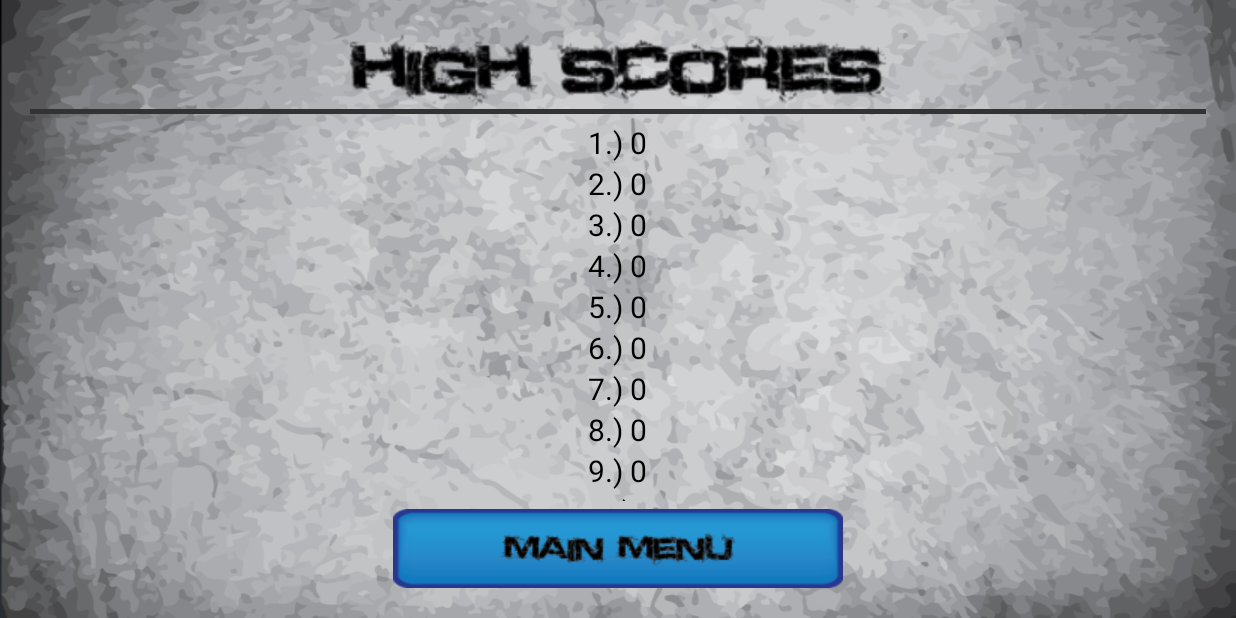
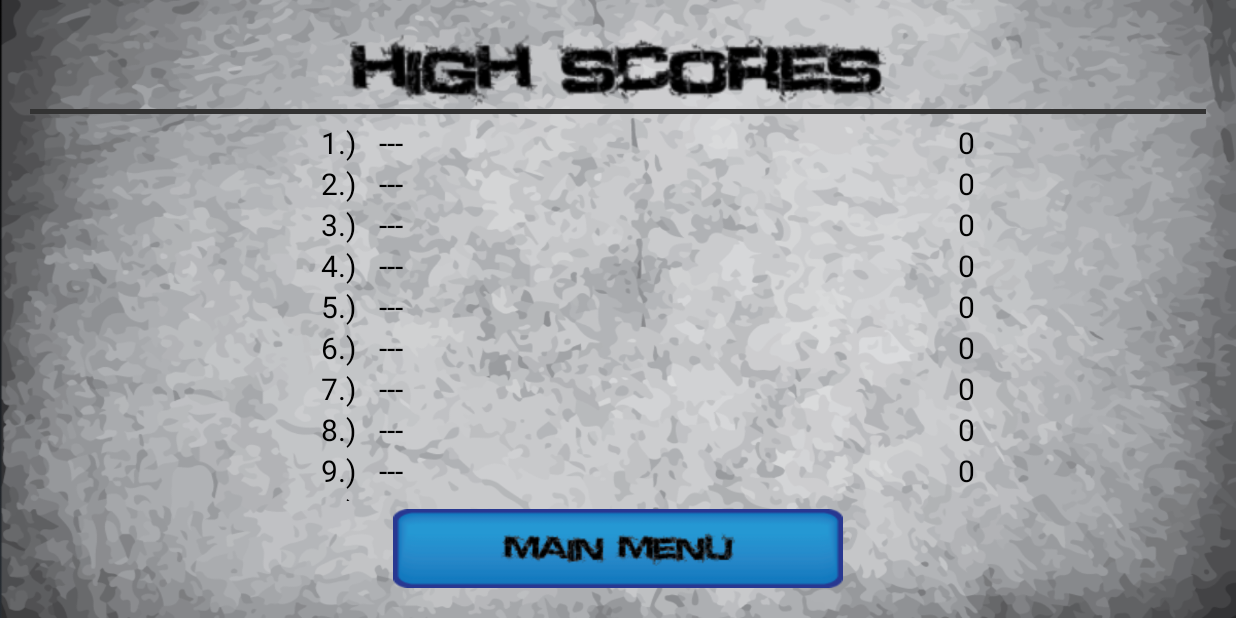
Before and after one commit to udiboy1209/Warzone, an Android app: the HighscoreActivity screen opened directly, with no data from a screen before it, on a phone screen of 824 x 412 dp (held sideways). Run offline under Robolectric (Android 15) with nearby library versions, the phone set to English and light mode, and no system bars.

Commit message:
add name field to highscore display

```diff
--- a/game/src/main/java/com/udiboy/warzone/game/HighscoreActivity.java
+++ b/game/src/main/java/com/udiboy/warzone/game/HighscoreActivity.java
@@ -50,7 +50,10 @@ public class HighscoreActivity extends Activity {
                 LinearLayout list = (LinearLayout) findViewById(R.id.highscores);
 
                 for (int i = 0; i < 10; i++) {
-                    ((TextView) (list.getChildAt(i))).setText((i + 1) + ".) " + getScore(0));
+                    LinearLayout hsContainer = (LinearLayout)list.getChildAt(i);
+                    ((TextView)hsContainer.findViewById(R.id.hs_score)).setText(""+getScore(i));
+                    ((TextView)hsContainer.findViewById(R.id.hs_name)).setText(getName(i));
+                    ((TextView)hsContainer.findViewById(R.id.hs_index)).setText((i+1)+".)");
                 }
                 break;
             case ACTION_SAVE:
@@ -75,19 +78,6 @@ public class HighscoreActivity extends Activity {
         }
     }
 
-    @Override
-    public void onStop(){
-        try{
-            FileOutputStream out = openFileOutput("highscores", Context.MODE_PRIVATE);
-
-            for(String line : highscores){
-                out.write((line+"\n").getBytes());
-            }
-        }catch(FileNotFoundException fe){}
-        catch(IOException ie){}
-        super.onStop();
-    }
-
     public void mainMenu(View v){
         finish();
     }
@@ -101,6 +91,17 @@ public class HighscoreActivity extends Activity {
 
     public void save(View v) {
         addToHighscores();
+
+        try{
+            FileOutputStream out = openFileOutput("highscores", Context.MODE_PRIVATE);
+
+            for(String line : highscores){
+                out.write((line+"\n").getBytes());
+            }
+            out.close();
+        }catch(FileNotFoundException fe){}
+        catch(IOException ie){}
+
         Intent i = new Intent();
         i.setClass(this,HighscoreActivity.class);
         i.putExtra("action",ACTION_DISPLAY);
--- a/game/src/main/res/layout/highscore_container.xml
+++ b/game/src/main/res/layout/highscore_container.xml
@@ -1,11 +1,37 @@
 <?xml version="1.0" encoding="utf-8"?>
 
-<TextView xmlns:android="http://schemas.android.com/apk/res/android"
-    android:layout_width="wrap_content"
+<LinearLayout xmlns:android="http://schemas.android.com/apk/res/android"
     android:layout_height="wrap_content"
-    android:textSize="20dp"
-    android:paddingLeft="15dp"
-    android:paddingRight="15dp"
-    android:textColor="@android:color/black">
+    android:layout_width="fill_parent"
+    android:orientation="horizontal"
+    android:gravity="center">
+    <TextView
+        android:layout_width="0dp"
+        android:layout_height="wrap_content"
+        android:layout_weight="2"
+        android:id="@+id/hs_index"
+        android:textSize="20dp"
+        android:textColor="@android:color/black"
+        android:gravity="end"/>
+    <TextView
+        android:layout_width="0dp"
+        android:layout_height="wrap_content"
+        android:layout_weight="2"
+        android:id="@+id/hs_name"
+        android:textSize="20dp"
+        android:paddingLeft="15dp"
+        android:paddingRight="15dp"
+        android:gravity="start"
+        android:textColor="@android:color/black"/>
 
-</TextView>
+    <TextView
+        android:layout_width="0dp"
+        android:layout_height="wrap_content"
+        android:layout_weight="3"
+        android:id="@+id/hs_score"
+        android:textSize="20dp"
+        android:paddingLeft="15dp"
+        android:paddingRight="15dp"
+        android:gravity="center"
+        android:textColor="@android:color/black"/>
+</LinearLayout>
```
